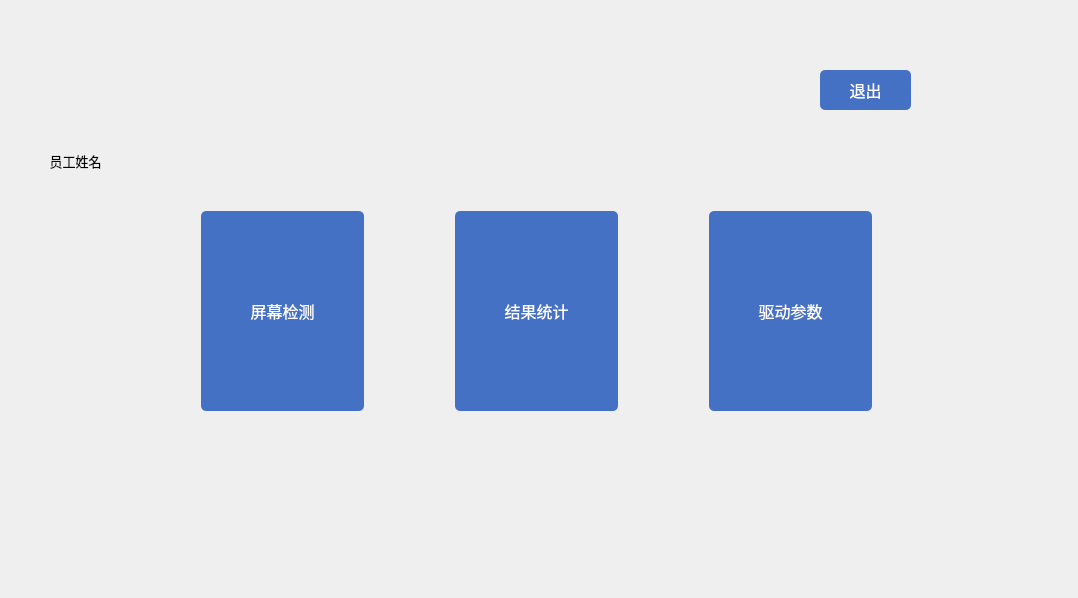
First picture: the form in choose.ui, repository jaueone/Magnetic, before the edit.
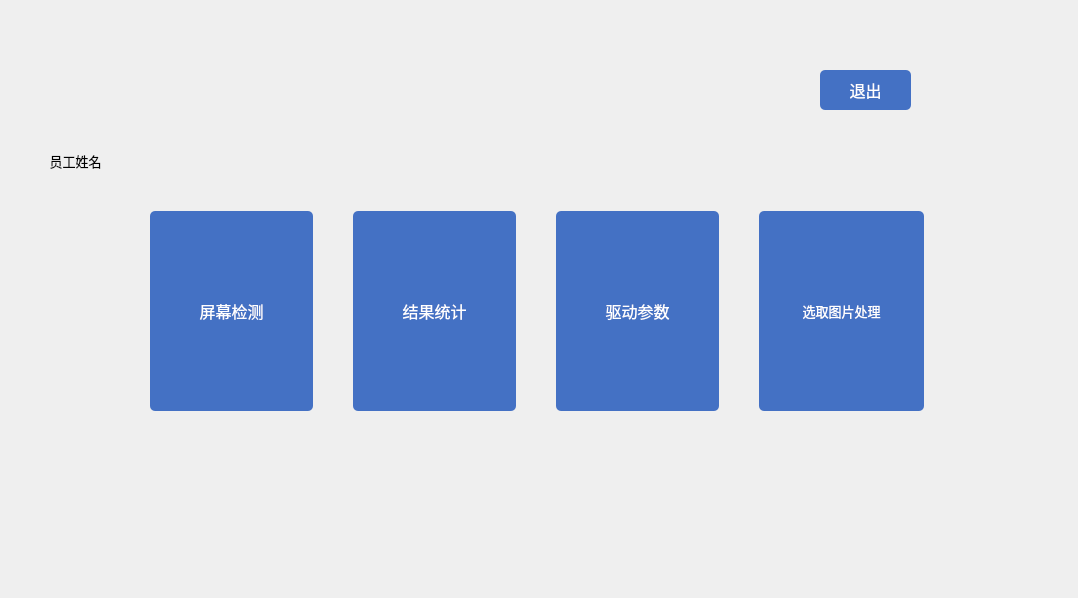
Second picture: the form after the edit.

Patch:
```diff
--- a/choose.ui
+++ b/choose.ui
@@ -157,6 +157,29 @@
       </property>
      </widget>
     </item>
+    <item>
+     <widget class="QPushButton" name="pushButton_5">
+      <property name="minimumSize">
+       <size>
+        <width>0</width>
+        <height>200</height>
+       </size>
+      </property>
+      <property name="font">
+       <font>
+        <family>微软雅黑</family>
+        <pointsize>10</pointsize>
+       </font>
+      </property>
+      <property name="styleSheet">
+       <string notr="true">QPushButton{color:white;background-color: rgb(68, 113, 196);border-radius:5px}
+QPushButton::pressed{background-color: rgb(142, 170, 220);}</string>
+      </property>
+      <property name="text">
+       <string>选取图片处理</string>
+      </property>
+     </widget>
+    </item>
    </layout>
   </widget>
   <widget class="QPushButton" name="pushButton_4">
```
